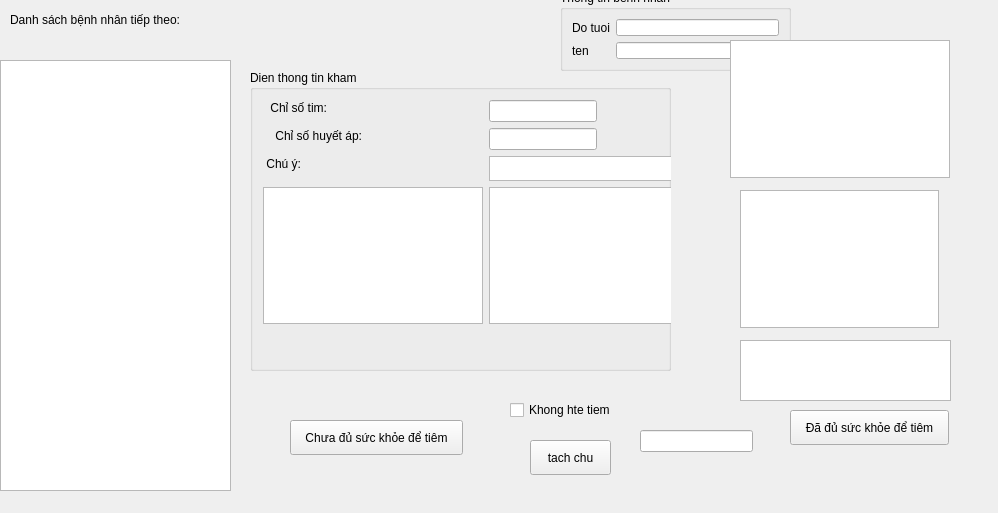
Old version of the form khamsobo.ui in the repository xdien/tcmr.
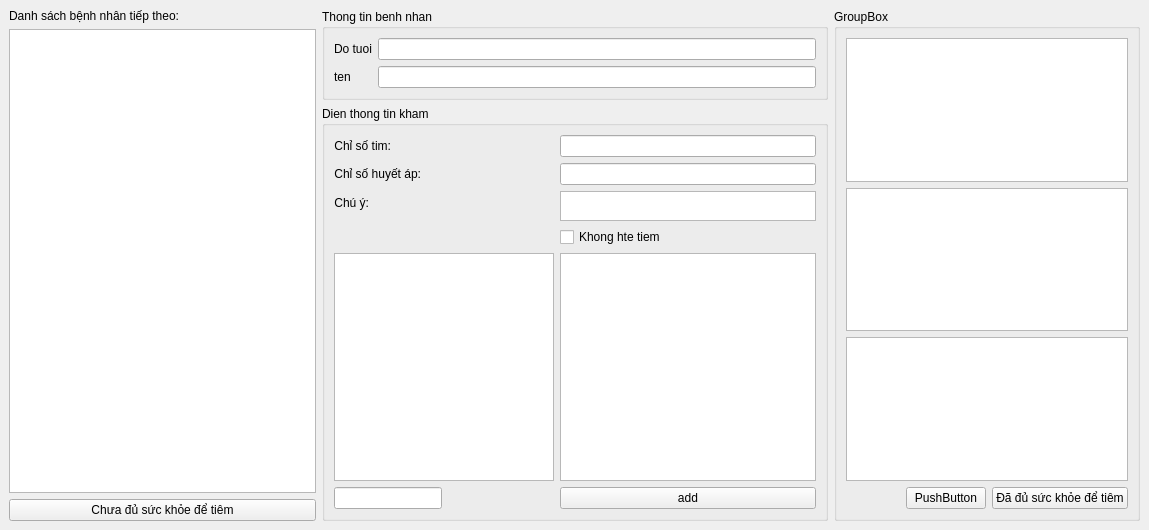
New version of the form.

```diff
--- a/khamsobo.ui
+++ b/khamsobo.ui
@@ -6,8 +6,8 @@
    <rect>
     <x>0</x>
     <y>0</y>
-    <width>998</width>
-    <height>513</height>
+    <width>1149</width>
+    <height>530</height>
    </rect>
   </property>
   <property name="windowTitle">
@@ -17,15 +17,38 @@
    <bool>true</bool>
   </property>
   <widget class="QWidget" name="centralwidget">
+   <layout class="QHBoxLayout" name="horizontalLayout_4">
+    <item>
+     <layout class="QHBoxLayout" name="horizontalLayout_3">
+      <item>
+       <layout class="QVBoxLayout" name="verticalLayout_4">
+        <item>
+         <layout class="QVBoxLayout" name="verticalLayout_2">
+          <item>
+           <widget class="QLabel" name="label">
+            <property name="text">
+             <string>Danh sách bệnh nhân tiếp theo:</string>
+            </property>
+           </widget>
+          </item>
+          <item>
+           <widget class="QListView" name="listView_dsCho"/>
+          </item>
+         </layout>
+        </item>
+        <item>
+         <widget class="QPushButton" name="khongduak">
+          <property name="text">
+           <string>Chưa đủ sức khỏe để tiêm</string>
+          </property>
+         </widget>
+        </item>
+       </layout>
+      </item>
+      <item>
+       <layout class="QVBoxLayout" name="verticalLayout_5">
+        <item>
    <widget class="QGroupBox" name="groupBox">
-    <property name="geometry">
-     <rect>
-      <x>560</x>
-      <y>-10</y>
-      <width>231</width>
-      <height>81</height>
-     </rect>
-    </property>
     <property name="title">
      <string>Thong tin benh nhan</string>
     </property>
@@ -56,27 +79,17 @@
      </item>
     </layout>
    </widget>
+        </item>
+        <item>
    <widget class="QGroupBox" name="groupBox_2">
-    <property name="geometry">
-     <rect>
-      <x>250</x>
-      <y>70</y>
-      <width>421</width>
-      <height>301</height>
-     </rect>
-    </property>
     <property name="title">
      <string>Dien thong tin kham</string>
     </property>
+          <layout class="QVBoxLayout" name="verticalLayout">
+           <item>
+            <layout class="QFormLayout" name="formLayout">
+             <item row="0" column="0">
     <widget class="QLabel" name="label_4">
-     <property name="geometry">
-      <rect>
-       <x>13</x>
-       <y>30</y>
-       <width>64</width>
-       <height>16</height>
-      </rect>
-     </property>
      <property name="text">
       <string>Chỉ số tim:</string>
      </property>
@@ -84,25 +97,12 @@
       <set>Qt::AlignRight|Qt::AlignTrailing|Qt::AlignVCenter</set>
      </property>
     </widget>
-    <widget class="QLineEdit" name="cs_tim">
-     <property name="geometry">
-      <rect>
-       <x>239</x>
-       <y>30</y>
-       <width>108</width>
-       <height>22</height>
-      </rect>
-     </property>
-    </widget>
+             </item>
+             <item row="0" column="1">
+              <widget class="QLineEdit" name="cs_tim"/>
+             </item>
+             <item row="1" column="0">
     <widget class="QLabel" name="label_3">
-     <property name="geometry">
-      <rect>
-       <x>13</x>
-       <y>58</y>
-       <width>99</width>
-       <height>16</height>
-      </rect>
-     </property>
      <property name="text">
       <string>Chỉ số huyết áp:</string>
      </property>
@@ -110,25 +110,12 @@
       <set>Qt::AlignRight|Qt::AlignTrailing|Qt::AlignVCenter</set>
      </property>
     </widget>
-    <widget class="QLineEdit" name="csha">
-     <property name="geometry">
-      <rect>
-       <x>239</x>
-       <y>58</y>
-       <width>108</width>
-       <height>22</height>
-      </rect>
-     </property>
-    </widget>
+             </item>
+             <item row="1" column="1">
+              <widget class="QLineEdit" name="csha"/>
+             </item>
+             <item row="2" column="0">
     <widget class="QLabel" name="label_2">
-     <property name="geometry">
-      <rect>
-       <x>13</x>
-       <y>86</y>
-       <width>38</width>
-       <height>16</height>
-      </rect>
-     </property>
      <property name="text">
       <string>Chú ý:</string>
      </property>
@@ -136,15 +123,9 @@
       <set>Qt::AlignRight|Qt::AlignTrailing|Qt::AlignVCenter</set>
      </property>
     </widget>
+             </item>
+             <item row="2" column="1">
     <widget class="QTextEdit" name="chuy">
-     <property name="geometry">
-      <rect>
-       <x>239</x>
-       <y>86</y>
-       <width>199</width>
-       <height>25</height>
-      </rect>
-     </property>
      <property name="sizePolicy">
       <sizepolicy hsizetype="Minimum" vsizetype="Fixed">
        <horstretch>0</horstretch>
@@ -164,31 +145,16 @@
       </size>
      </property>
     </widget>
-    <widget class="QListView" name="listView_benhduocchon">
-     <property name="geometry">
-      <rect>
-       <x>239</x>
-       <y>117</y>
-       <width>199</width>
-       <height>137</height>
-      </rect>
-     </property>
-     <property name="minimumSize">
-      <size>
-       <width>0</width>
-       <height>100</height>
-      </size>
-     </property>
-    </widget>
+             </item>
+             <item row="3" column="1">
+              <widget class="QCheckBox" name="checkBox_khogtimdc">
+               <property name="text">
+                <string>Khong hte tiem</string>
+               </property>
+              </widget>
+             </item>
+             <item row="4" column="0">
     <widget class="QTreeView" name="treeView_benh">
-     <property name="geometry">
-      <rect>
-       <x>13</x>
-       <y>117</y>
-       <width>220</width>
-       <height>137</height>
-      </rect>
-     </property>
      <property name="sizePolicy">
       <sizepolicy hsizetype="Minimum" vsizetype="Minimum">
        <horstretch>0</horstretch>
@@ -208,128 +174,127 @@
       </size>
      </property>
     </widget>
-   </widget>
-   <widget class="QPushButton" name="khongduak">
-    <property name="geometry">
-     <rect>
-      <x>290</x>
-      <y>420</y>
-      <width>173</width>
-      <height>35</height>
-     </rect>
-    </property>
-    <property name="text">
-     <string>Chưa đủ sức khỏe để tiêm</string>
-    </property>
-   </widget>
-   <widget class="QLabel" name="label">
-    <property name="geometry">
-     <rect>
-      <x>10</x>
-      <y>10</y>
-      <width>183</width>
-      <height>19</height>
-     </rect>
-    </property>
-    <property name="text">
-     <string>Danh sách bệnh nhân tiếp theo:</string>
-    </property>
-   </widget>
-   <widget class="QPushButton" name="pushButton">
-    <property name="geometry">
-     <rect>
-      <x>790</x>
-      <y>410</y>
-      <width>159</width>
-      <height>35</height>
-     </rect>
-    </property>
-    <property name="text">
-     <string>Đã đủ sức khỏe để tiêm</string>
-    </property>
-   </widget>
-   <widget class="QListView" name="listView_dsCho">
-    <property name="geometry">
-     <rect>
-      <x>0</x>
-      <y>60</y>
-      <width>231</width>
-      <height>431</height>
-     </rect>
-    </property>
-   </widget>
-   <widget class="QPushButton" name="pushButton_3">
-    <property name="geometry">
-     <rect>
-      <x>530</x>
-      <y>440</y>
-      <width>81</width>
-      <height>35</height>
-     </rect>
-    </property>
-    <property name="text">
-     <string>tach chu</string>
-    </property>
-   </widget>
-   <widget class="QListView" name="danhsach_chonthuoc">
-    <property name="geometry">
-     <rect>
-      <x>740</x>
-      <y>340</y>
-      <width>211</width>
-      <height>61</height>
-     </rect>
-    </property>
-   </widget>
+             </item>
+             <item row="4" column="1">
+              <widget class="QListView" name="listView_benhduocchon">
+               <property name="minimumSize">
+                <size>
+                 <width>0</width>
+                 <height>100</height>
+                </size>
+               </property>
+              </widget>
+             </item>
+             <item row="5" column="0">
    <widget class="QLineEdit" name="lineEdit">
-    <property name="geometry">
-     <rect>
-      <x>640</x>
-      <y>430</y>
-      <width>113</width>
-      <height>22</height>
-     </rect>
-    </property>
-   </widget>
+               <property name="minimumSize">
+                <size>
+                 <width>91</width>
+                 <height>0</height>
+                </size>
+               </property>
+              </widget>
+             </item>
+             <item row="5" column="1">
+              <widget class="QPushButton" name="pushButton_3">
+               <property name="text">
+                <string>add</string>
+               </property>
+              </widget>
+             </item>
+            </layout>
+           </item>
+          </layout>
+         </widget>
+        </item>
+       </layout>
+      </item>
+      <item>
+       <widget class="QGroupBox" name="groupBox_3">
+        <property name="title">
+         <string>GroupBox</string>
+        </property>
+        <layout class="QVBoxLayout" name="verticalLayout_3">
+         <item>
+          <layout class="QGridLayout" name="gridLayout">
+           <item row="0" column="3">
    <widget class="QTreeView" name="treeView_benhdk">
-    <property name="geometry">
-     <rect>
-      <x>730</x>
-      <y>40</y>
-      <width>220</width>
-      <height>138</height>
-     </rect>
+             <property name="minimumSize">
+              <size>
+               <width>0</width>
+               <height>38</height>
+              </size>
     </property>
     <property name="maximumSize">
      <size>
-      <width>220</width>
-      <height>220</height>
+               <width>383</width>
+               <height>216</height>
      </size>
     </property>
    </widget>
+           </item>
+           <item row="1" column="3">
    <widget class="QTreeView" name="treeView_thuocgoiY">
-    <property name="geometry">
-     <rect>
-      <x>740</x>
-      <y>190</y>
-      <width>199</width>
-      <height>138</height>
-     </rect>
-    </property>
-   </widget>
-   <widget class="QCheckBox" name="checkBox_khogtimdc">
-    <property name="geometry">
-     <rect>
-      <x>510</x>
-      <y>400</y>
-      <width>151</width>
+             <property name="maximumSize">
+              <size>
+               <width>16777215</width>
+               <height>800</height>
+              </size>
+             </property>
+            </widget>
+           </item>
+           <item row="2" column="3">
+            <widget class="QListView" name="danhsach_chonthuoc">
+             <property name="maximumSize">
+              <size>
+               <width>16777215</width>
+               <height>800</height>
+              </size>
+             </property>
+            </widget>
+           </item>
+          </layout>
+         </item>
+         <item>
+          <layout class="QHBoxLayout" name="horizontalLayout_2">
+           <item>
+            <spacer name="horizontalSpacer">
+             <property name="orientation">
+              <enum>Qt::Horizontal</enum>
+             </property>
+             <property name="sizeHint" stdset="0">
+              <size>
+               <width>40</width>
       <height>20</height>
-     </rect>
-    </property>
+              </size>
+             </property>
+            </spacer>
+           </item>
+           <item>
+            <widget class="QPushButton" name="pushButton_2">
     <property name="text">
-     <string>Khong hte tiem</string>
-    </property>
-   </widget>
+              <string>PushButton</string>
+             </property>
+            </widget>
+           </item>
+           <item>
+            <widget class="QPushButton" name="pushButton">
+             <property name="text">
+              <string>Đã đủ sức khỏe để tiêm</string>
+             </property>
+            </widget>
+           </item>
+          </layout>
+         </item>
+        </layout>
+        <zorder>groupBox_2</zorder>
+        <zorder>gridLayoutWidget</zorder>
+        <zorder></zorder>
+       </widget>
+      </item>
+     </layout>
+    </item>
+   </layout>
   </widget>
  </widget>
  <resources/>
```
Lines whose indentation alone changed are shown as unchanged.
